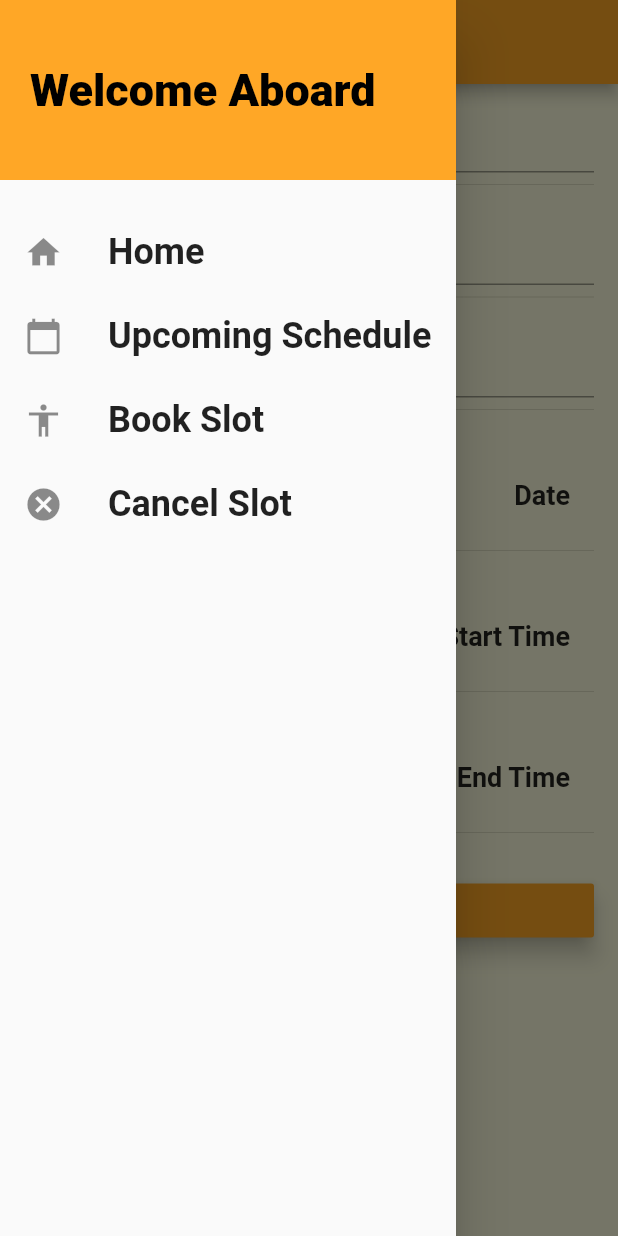
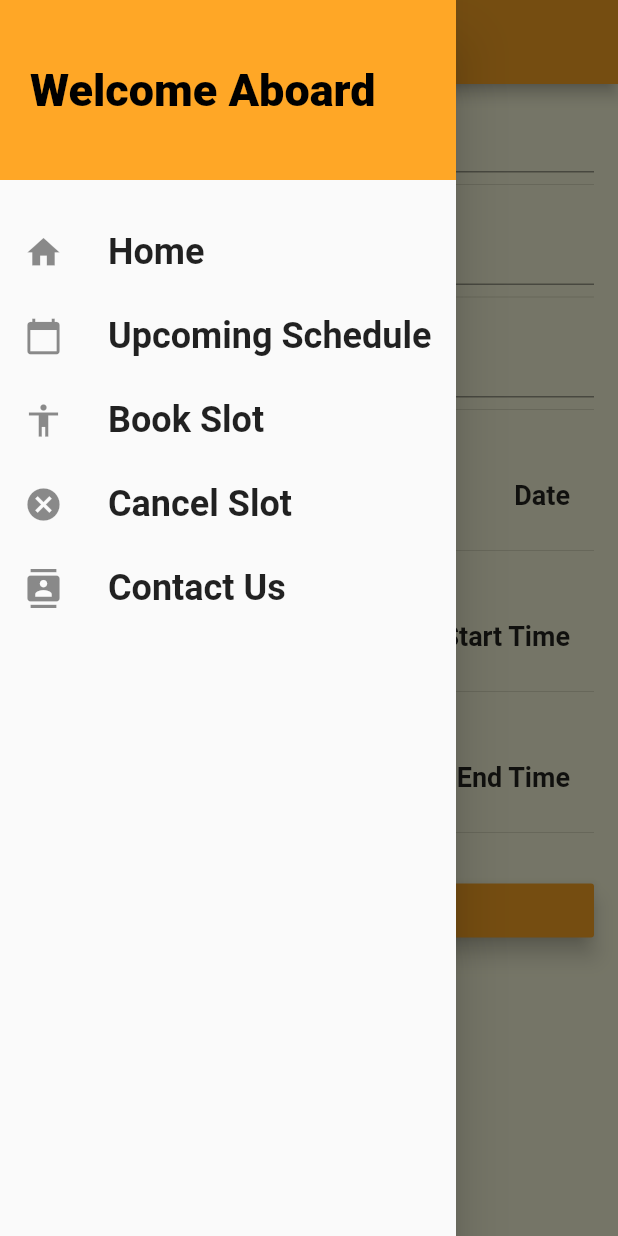
Before and after one commit to aviral-92/gym, a Flutter app: the AddSlotScreen screen opened by its route, with the side drawer open, on a phone screen of 412 x 824 dp. Run offline on Flutter 3.47's test engine with Material 2 defaults, Android fonts, the phone set to English and light mode, and no system bars; missing offline and left inert: horizontal_calendar.

Commit message:
Code Optimized.

```diff
--- a/lib/constants/Constants.dart
+++ b/lib/constants/Constants.dart
@@ -55,9 +55,16 @@ class Constants {
         ),
       );
 
-  static void navigateSignup(BuildContext context) =>
-      Navigator.of(context).pushNamed('/signup-screen');
-
-  static void navigateLogin(BuildContext context) =>
-      Navigator.of(context).pushNamed('/login-screen');
+  //******************APIs*****************/
+  static const String GET_ADT_ITEMSLOTS_DATA =
+      'http://100.27.4.74:8082/adt/booker/slots/items/slotDate/';
+  static const String GET_ADT_ITEMS_DATA =
+      'http://100.27.4.74:8082/adt/booker/items/';
+  static const String GET_ADT_ITEMS_SLOTS_BOOKING_DATA =
+      'http://100.27.4.74:8082/adt/booker/booking/';
+  static const String ADD_ADT_ITEM_SLOTS_DATA =
+      'http://100.27.4.74:8082/adt/booker/slots/';
+  static const String SLOT_BOOKING =
+      'http://100.27.4.74:8082/adt/booker/booking/';
+  //******************APIs*****************/
 }
--- /dev/null
+++ b/lib/constants/Routing.dart
@@ -0,0 +1,33 @@
+import 'package:flutter/material.dart';
+
+class Routing {
+  bool _admin;
+  Routing(this._admin);
+
+  static void navigateSignup(BuildContext context) =>
+      Navigator.of(context).pushNamed('/signup-screen');
+
+  static void navigateLogin(BuildContext context) =>
+      Navigator.of(context).pushNamed('/login-screen');
+
+  void navigateHomeDashboardEvent(BuildContext context) =>
+      Navigator.of(context).pushNamed('/dashboard-screen', arguments: _admin);
+
+  void navigateUpcomingEvent(BuildContext context) =>
+      Navigator.of(context).pushNamed('/upcoming-screen', arguments: _admin);
+
+  void navigateBookingEvent(BuildContext context) =>
+      Navigator.of(context).pushNamed('/booking-screen', arguments: _admin);
+
+  void navigateUpdateEvent(BuildContext context) =>
+      Navigator.of(context).pushNamed('/update-screen', arguments: _admin);
+
+  void navigateAddEvent(BuildContext context) =>
+      Navigator.of(context).pushNamed('/add-screen', arguments: _admin);
+
+  void navigateCancelEvent(BuildContext context) =>
+      Navigator.of(context).pushNamed('/cancel-screen', arguments: _admin);
+
+  void navigateContactEvent(BuildContext context) =>
+      Navigator.of(context).pushNamed('/contact-screen', arguments: _admin);
+}
--- a/lib/main.dart
+++ b/lib/main.dart
@@ -1,13 +1,12 @@
-import 'package:Gym/Screens/admin/AddSlotScreen.dart';
-
+import 'package:flutter/material.dart';
 import './Screens/CancelBookingScreen.dart';
 import './Screens/UpcomingEventScreen.dart';
 import './Screens/dashboard_screen.dart';
 import './Screens/login_screen.dart';
 import './Screens/signup_screen.dart';
 import './Screens/home_screen.dart';
-import 'package:flutter/material.dart';
-
+import './Screens/Contact.dart';
+import './Screens/admin/AddSlotScreen.dart';
 import 'Screens/BookingScreen.dart';
 
 void main() {
@@ -34,6 +33,7 @@ class MyApp extends StatelessWidget {
         '/booking-screen': (ctx) => BookingScreen(),
         '/cancel-screen': (ctx) => CancelBookingScreen(),
         '/add-screen': (ctx) => AddSlotScreen(),
+        '/contact-screen': (ctx) => Contact(),
         //'/select-spinner-screen': (ctx) => SelectSpinnerScreen(),
       },
     );
--- a/lib/widget/MainDrawer.dart
+++ b/lib/widget/MainDrawer.dart
@@ -1,4 +1,5 @@
 import 'package:Gym/constants/Constants.dart';
+import 'package:Gym/constants/Routing.dart';
 import 'package:flutter/material.dart';
 
 class MainDrawer extends StatelessWidget {
@@ -25,6 +26,8 @@ class MainDrawer extends StatelessWidget {
 
   @override
   Widget build(BuildContext context) {
+    /* Routing table to route */
+    Routing routing = new Routing(_admin);
     return Drawer(
       child: SingleChildScrollView(
         child: Column(
@@ -45,16 +48,18 @@ class MainDrawer extends StatelessWidget {
               ),
             ),
             SizedBox(height: 20),
-            listTileWidget(
-                'Home', Icons.home, () => navigateHomeDashboardEvent(context)),
+            listTileWidget('Home', Icons.home,
+                () => routing.navigateHomeDashboardEvent(context)),
             listTileWidget('Upcoming Schedule', Icons.calendar_today,
-                () => navigateUpcomingEvent(context)),
+                () => routing.navigateUpcomingEvent(context)),
             listTileWidget('Book Slot', Icons.accessibility,
-                () => navigateBookingEvent(context)),
+                () => routing.navigateBookingEvent(context)),
             /*listTileWidget('Update Slot', Icons.update,
                 () => navigateUpdateEvent(context)),*/
             listTileWidget('Cancel Slot', Icons.cancel,
-                () => navigateCancelEvent(context)),
+                () => routing.navigateCancelEvent(context)),
+            listTileWidget('Contact Us', Icons.contacts,
+                () => routing.navigateContactEvent(context)),
             _admin == true
                 ? ExpansionTile(
                     title: Text(
@@ -72,13 +77,13 @@ class MainDrawer extends StatelessWidget {
                         child: Column(
                           children: <Widget>[
                             listTileWidget('Add Slot', Icons.add_to_photos,
-                                () => navigateAddEvent(context)),
+                                () => routing.navigateAddEvent(context)),
                             /*listTileWidget('Get Slots', Icons.gesture,
                                 () => navigateAddEvent(context)),
                             listTileWidget('Update Slot', Icons.update,
                                 () => navigateAddEvent(context)),*/
                             listTileWidget('Delete Slot', Icons.delete_forever,
-                                () => navigateAddEvent(context)),
+                                () => routing.navigateAddEvent(context)),
                           ],
                         ),
                       )
@@ -91,7 +96,7 @@ class MainDrawer extends StatelessWidget {
     );
   }
 
-  void navigateHomeDashboardEvent(BuildContext context) =>
+  /*void navigateHomeDashboardEvent(BuildContext context) =>
       Navigator.of(context).pushNamed('/dashboard-screen', arguments: _admin);
 
   void navigateUpcomingEvent(BuildContext context) =>
@@ -108,4 +113,5 @@ class MainDrawer extends StatelessWidget {
 
   void navigateCancelEvent(BuildContext context) =>
       Navigator.of(context).pushNamed('/cancel-screen', arguments: _admin);
+      */
 }
```
Also changed, not shown: lib/Screens/Contact.dart (+13 -6 lines), lib/services/RestApiService.dart (+7 -8 lines), lib/widget/HomeScreenWidget.dart (+4 -3 lines).
